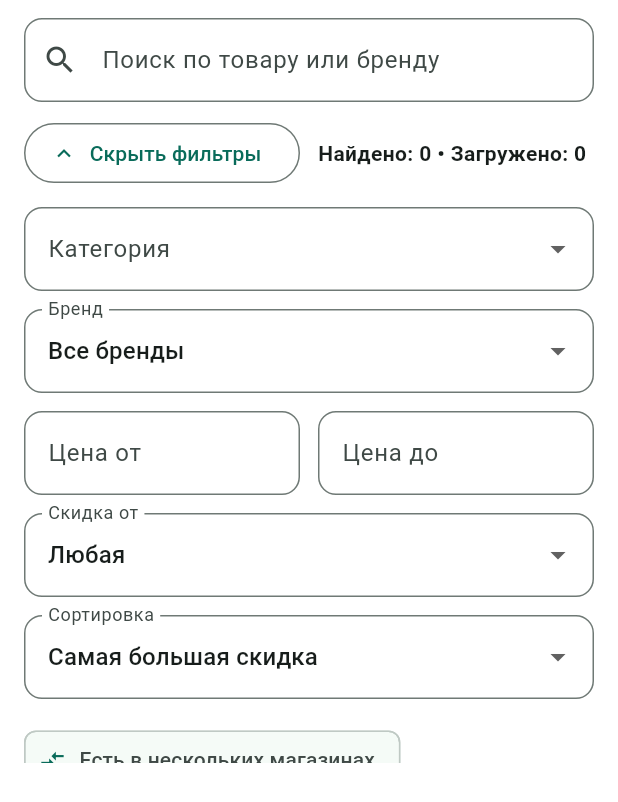
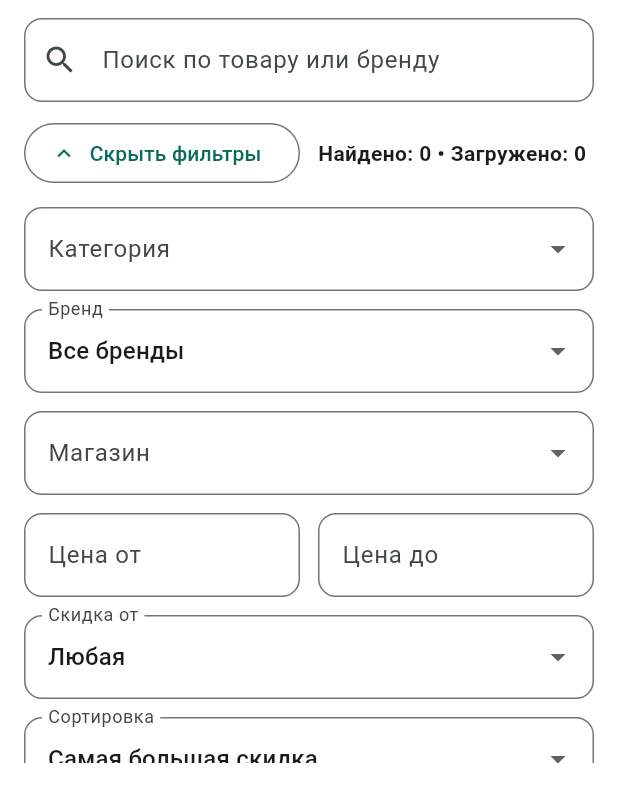
Before and after one commit to noduys/baltic-deals-app, a Flutter app: the FiltersBar widget shown alone on an empty page, opened directly with empty values, after a tap on "Фильтры", on a phone screen of 412 x 824 dp. Shown: the top 802 px of the screen. Run offline on Flutter 3.47's test engine with Material 3 defaults, Android fonts, the phone set to English and light mode, and no system bars; our stand-ins replace firebase_core, firebase_messaging, shared_preferences; accounts and stored records are empty; network calls fail.

Commit message:
Add store filter and ABOUT YOU coupon badges

```diff
--- a/lib/main.dart
+++ b/lib/main.dart
@@ -250,6 +250,7 @@ class Product {
   final String storeName;
   final String country;
   final double currentPrice;
+  final bool hasCoupon;
   final double? oldPrice;
   final String currency;
   final int? discountPercent;
@@ -270,6 +271,7 @@ class Product {
     required this.oldPrice,
     required this.currency,
     required this.discountPercent,
+    required this.hasCoupon,
     required this.storesCount,
     required this.savingsAmount,
   });
@@ -289,6 +291,7 @@ class Product {
       oldPrice: (json['old_price'] as num?)?.toDouble(),
       currency: json['currency']?.toString() ?? 'EUR',
       discountPercent: (json['discount_percent'] as num?)?.toInt(),
+      hasCoupon: (json['has_coupon'] as num?)?.toInt() == 1,
       storesCount: (json['stores_count'] as num?)?.toInt() ?? 1,
       savingsAmount:
           (json['savings_amount'] as num?)?.toDouble() ?? 0,
@@ -329,6 +332,7 @@ class _ProductsPageState extends State<ProductsPage> {
 
   String selectedCategory = 'all';
   String selectedBrand = 'all';
+  String selectedStore = 'all';
   int selectedMinDiscount = 0;
   SortMode selectedSort = SortMode.discountHigh;
   bool multiStoreOnly = false;
@@ -430,7 +434,9 @@ class _ProductsPageState extends State<ProductsPage> {
       if (selectedBrand != 'all') {
         queryParameters['brand'] = selectedBrand;
       }
-
+if (selectedStore != 'all') {
+  queryParameters['store'] = selectedStore;
+}
       final minPrice =
           double.tryParse(minPriceController.text.trim());
       final maxPrice =
@@ -647,6 +653,7 @@ class _ProductsPageState extends State<ProductsPage> {
       maxPriceController.clear();
       selectedCategory = 'all';
       selectedBrand = 'all';
+      selectedStore = 'all';
       selectedMinDiscount = 0;
       selectedSort = SortMode.discountHigh;
       multiStoreOnly = false;
@@ -821,6 +828,7 @@ class _ProductsPageState extends State<ProductsPage> {
                       maxPriceController: maxPriceController,
                       selectedCategory: selectedCategory,
                       selectedBrand: selectedBrand,
+                      selectedStore: selectedStore,
                       availableBrands: availableBrands,
                       selectedMinDiscount:
                           selectedMinDiscount,
@@ -847,6 +855,15 @@ class _ProductsPageState extends State<ProductsPage> {
 
   setState(() {
     selectedBrand = value;
+  });
+
+  loadProducts(reset: true);
+},
+onStoreChanged: (value) {
+  if (value == null) return;
+
+  setState(() {
+    selectedStore = value;
   });
 
   loadProducts(reset: true);
@@ -1014,6 +1031,7 @@ class FiltersBar extends StatefulWidget {
   final TextEditingController maxPriceController;
   final String selectedCategory;
   final String selectedBrand;
+  final String selectedStore;
   final List<String> availableBrands;
   final int selectedMinDiscount;
   final SortMode selectedSort;
@@ -1022,6 +1040,7 @@ class FiltersBar extends StatefulWidget {
   final ValueChanged<String> onSearchChanged;
   final ValueChanged<String?> onCategoryChanged;
   final ValueChanged<String?> onBrandChanged;
+  final ValueChanged<String?> onStoreChanged;
   final ValueChanged<String> onMinPriceChanged;
   final ValueChanged<String> onMaxPriceChanged;
   final ValueChanged<int?> onDiscountChanged;
@@ -1037,6 +1056,7 @@ class FiltersBar extends StatefulWidget {
     required this.maxPriceController,
     required this.selectedCategory,
     required this.selectedBrand,
+    required this.selectedStore,
     required this.availableBrands,
     required this.selectedMinDiscount,
     required this.selectedSort,
@@ -1045,6 +1065,7 @@ class FiltersBar extends StatefulWidget {
     required this.onSearchChanged,
     required this.onCategoryChanged,
     required this.onBrandChanged,
+    required this.onStoreChanged,
     required this.onMinPriceChanged,
     required this.onMaxPriceChanged,
     required this.onDiscountChanged,
@@ -1132,6 +1153,34 @@ class _FiltersBarState extends State<FiltersBar> {
       onChanged: widget.onBrandChanged,
     );
 
+final storeField = DropdownButtonFormField<String>(
+  initialValue: widget.selectedStore,
+  isExpanded: true,
+  decoration: _fieldDecoration('Магазин'),
+  items: const [
+    DropdownMenuItem(
+      value: 'all',
+      child: Text('Все магазины'),
+    ),
+    DropdownMenuItem(
+      value: 'Sportland Estonia',
+      child: Text('Sportland Estonia'),
+    ),
+    DropdownMenuItem(
+      value: 'Weekend Estonia',
+      child: Text('Weekend Estonia'),
+    ),
+    DropdownMenuItem(
+      value: 'Rademar Estonia',
+      child: Text('Rademar Estonia'),
+    ),
+    DropdownMenuItem(
+      value: 'ABOUT YOU Estonia',
+      child: Text('ABOUT YOU Estonia'),
+    ),
+  ],
+  onChanged: widget.onStoreChanged,
+);
     final minPriceField = TextField(
       controller: widget.minPriceController,
       keyboardType: const TextInputType.numberWithOptions(decimal: true),
@@ -1259,6 +1308,8 @@ class _FiltersBarState extends State<FiltersBar> {
                       const SizedBox(height: 12),
                       brandField,
                       const SizedBox(height: 12),
+                      storeField,
+const SizedBox(height: 12),
                       Row(
                         children: [
                           Expanded(child: minPriceField),
@@ -1302,6 +1353,7 @@ class _FiltersBarState extends State<FiltersBar> {
           SizedBox(width: 280, child: searchField),
           SizedBox(width: 150, child: categoryField),
           SizedBox(width: 180, child: brandField),
+          SizedBox(width: 190, child: storeField),
           SizedBox(width: 120, child: minPriceField),
           SizedBox(width: 120, child: maxPriceField),
           SizedBox(width: 145, child: discountField),
@@ -1652,6 +1704,30 @@ class ProductCard extends StatelessWidget {
                                   fontWeight: FontWeight.w900,
                                 ),
                               ),
+                    if (product.hasCoupon) ...[
+  const SizedBox(width: 8),
+  Container(
+    padding: const EdgeInsets.symmetric(
+      horizontal: 8,
+      vertical: 4,
+    ),
+    decoration: BoxDecoration(
+      color: Colors.blue.shade50,
+      borderRadius: BorderRadius.circular(999),
+      border: Border.all(
+        color: Colors.blue.shade300,
+      ),
+    ),
+    child: Text(
+      'КУПОН',
+      style: TextStyle(
+        color: Colors.blue.shade800,
+        fontSize: 11,
+        fontWeight: FontWeight.w800,
+      ),
+    ),
+  ),
+],
                               if (hasOldPrice) ...[
                                 const SizedBox(width: 8),
                                 Padding(
@@ -1878,6 +1954,7 @@ class StoreOffer {
   final String currency;
   final String? availability;
   final int? discountPercent;
+  final bool hasCoupon;
 
   const StoreOffer({
     required this.storeProductId,
@@ -1889,6 +1966,7 @@ class StoreOffer {
     required this.currency,
     required this.availability,
     required this.discountPercent,
+    required this.hasCoupon,
   });
 
   factory StoreOffer.fromJson(
@@ -1913,6 +1991,8 @@ class StoreOffer {
           json['availability']?.toString(),
       discountPercent:
           (json['discount_percent'] as num?)?.toInt(),
+          hasCoupon:
+    (json['has_coupon'] as num?)?.toInt() == 1,
     );
   }
 }
@@ -3539,6 +3619,12 @@ class _OfferCard extends StatelessWidget {
                           fontSize: 18,
                         ),
                       ),
+                      if (offer.hasCoupon)
+  _CardBadge(
+    label: 'КУПОН',
+    backgroundColor: Colors.blue.shade50,
+    foregroundColor: Colors.blue.shade800,
+  ),
                       if (hasOldPrice)
                         Text(
                           '${priceFormatter(offer.oldPrice!)} €',
```
Lines whose indentation alone changed are shown as unchanged.
